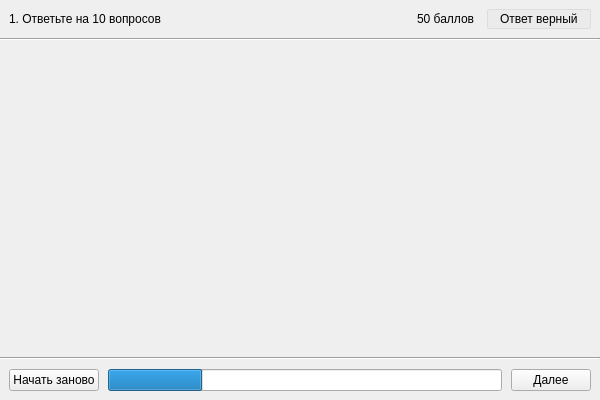
This is mainwindow.ui in bukhmastov/fpsp as Qt 5 draws it before an edit. The edited form follows.
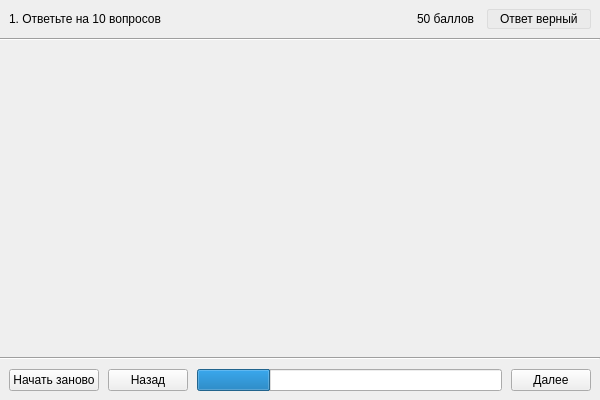
This is the edited form.

Diff of the .ui file:
```diff
--- a/mainwindow.ui
+++ b/mainwindow.ui
@@ -238,6 +238,28 @@
           </property>
          </widget>
         </item>
+        <item>
+         <widget class="QPushButton" name="backButton">
+          <property name="cursor">
+           <cursorShape>PointingHandCursor</cursorShape>
+          </property>
+          <property name="styleSheet">
+           <string notr="true">font: 8pt &quot;MS Shell Dlg 2&quot;;</string>
+          </property>
+          <property name="text">
+           <string>Назад</string>
+          </property>
+          <property name="autoDefault">
+           <bool>false</bool>
+          </property>
+          <property name="default">
+           <bool>false</bool>
+          </property>
+          <property name="flat">
+           <bool>false</bool>
+          </property>
+         </widget>
+        </item>
         <item>
          <widget class="QProgressBar" name="progressBar">
           <property name="value">
```
